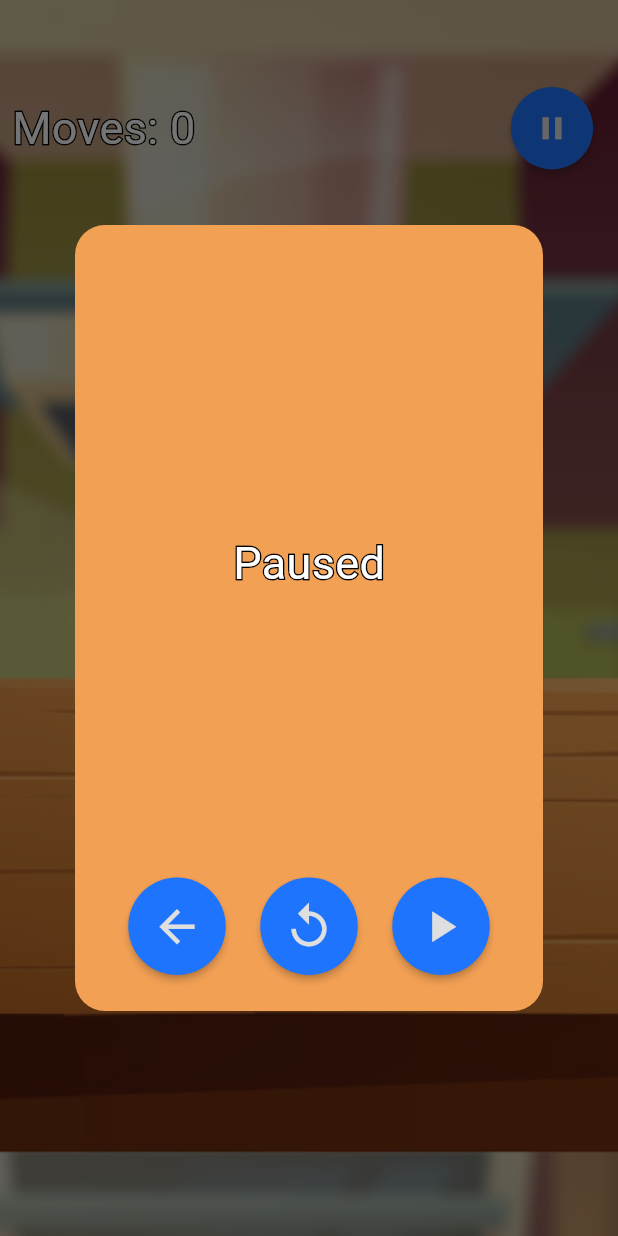
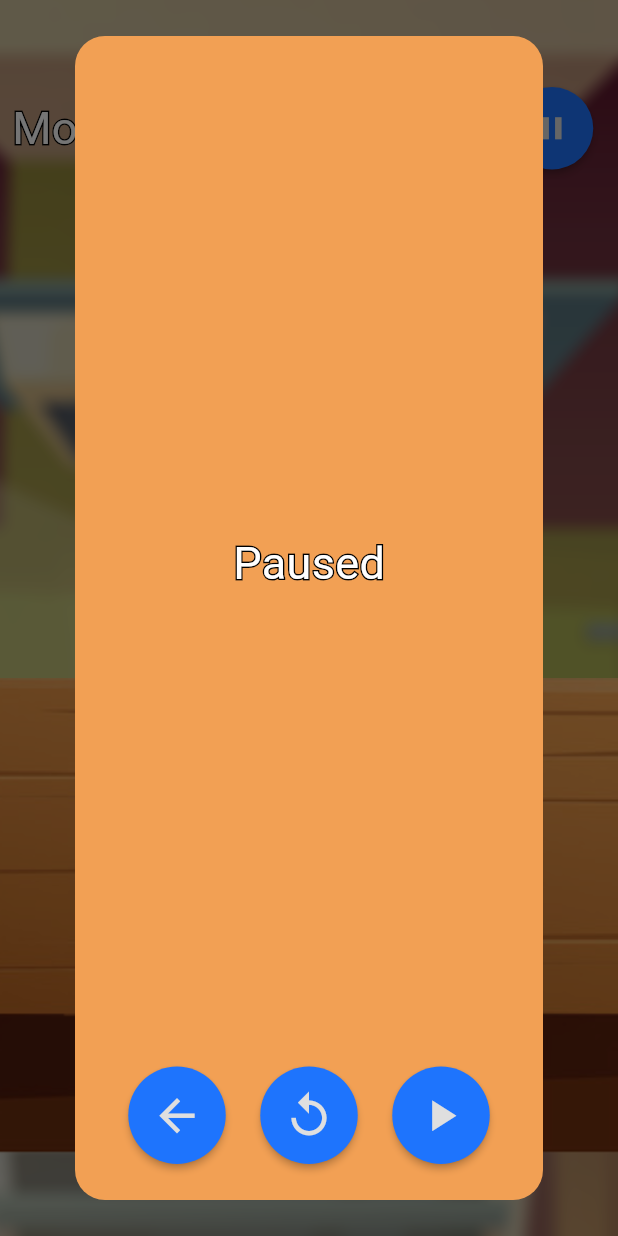
Before and after one commit to RedFlameKen/school_glassgame, a Flutter app: the GamePage screen opened directly, after a tap on the "pause" icon, on a phone screen of 412 x 824 dp. Run offline on Flutter 3.47's test engine with Material 3 defaults, Android fonts, the light colour scheme and no system bars.

Commit message:
feat: add help menu and fix dialog sizes

```diff
--- a/lib/components/large_label.dart
+++ b/lib/components/large_label.dart
@@ -3,7 +3,13 @@ import 'package:flutter/material.dart';
 class StrokedLabel extends StatelessWidget {
   final String label;
   final double fontSize;
-  const StrokedLabel({super.key, required this.label, this.fontSize = 30});
+  final double strokeWidth;
+  const StrokedLabel({
+    super.key,
+    required this.label,
+    this.fontSize = 30,
+    this.strokeWidth = 2,
+  });
 
   @override
   Widget build(BuildContext context) {
@@ -15,7 +21,7 @@ class StrokedLabel extends StatelessWidget {
             fontSize: fontSize,
             foreground: Paint()
               ..style = .stroke
-              ..strokeWidth = 2
+              ..strokeWidth = strokeWidth
               ..color = Colors.black,
           ),
         ),
--- a/lib/components/pause_menu.dart
+++ b/lib/components/pause_menu.dart
@@ -12,10 +12,8 @@ class PauseMenu extends StatelessWidget {
     return AlertDialog(
       alignment: .center,
       backgroundColor: GlassGameColors.DIALOG_BG,
-      insetPadding: .only(top: 150, bottom: 150),
       shape: RoundedRectangleBorder(borderRadius: .all(.circular(20))),
-      content: Container(
-        child: Column(
+      content: Column(
         children: [
           Spacer(),
           StrokedLabel(label: "Paused"),
@@ -55,7 +53,6 @@ class PauseMenu extends StatelessWidget {
           ),
         ],
       ),
-      ),
     );
   }
 }
--- a/lib/components/result_menu.dart
+++ b/lib/components/result_menu.dart
@@ -14,10 +14,8 @@ class ResultMenu extends StatelessWidget {
     return AlertDialog(
       backgroundColor: GlassGameColors.DIALOG_BG,
       alignment: .center,
-      insetPadding: .only(top: 150, bottom: 150),
       shape: RoundedRectangleBorder(borderRadius: .all(.circular(20))),
-      content: Container(
-        child: Column(
+      content: Column(
         children: [
           StrokedLabel(label: WIN_MESSAGE),
           Spacer(),
@@ -39,7 +37,6 @@ class ResultMenu extends StatelessWidget {
           ),
         ],
       ),
-      ),
     );
   }
 }
--- a/lib/pages/game_page.dart
+++ b/lib/pages/game_page.dart
@@ -4,6 +4,7 @@ import 'package:mp5/components/background/game_background.dart';
 import 'package:mp5/components/glass/contents_label.dart';
 import 'package:mp5/components/glass/glass.dart';
 import 'package:mp5/components/background/table_background.dart';
+import 'package:mp5/components/help_menu.dart';
 import 'package:mp5/components/large_label.dart';
 import 'package:mp5/components/pause_menu.dart';
 import 'package:mp5/components/result_menu.dart';
@@ -186,12 +187,26 @@ class _GamePageState extends State<GamePage> with TickerProviderStateMixin {
             child: Column(
               children: [
                 Row(
+                  crossAxisAlignment: .center,
                   children: [
                     Padding(
                       padding: const EdgeInsets.all(8.0),
                       child: StrokedLabel(label: "Moves: $_moveCount"),
                     ),
                     Spacer(),
+                    IconButton(
+                      onPressed: () {
+                        showDialog(
+                          context: context,
+                          useSafeArea: true,
+                          builder: (context) {
+                            return HelpMenu();
+                          },
+                        );
+                      },
+                      icon: Icon(Icons.help_outline, color: Colors.white,),
+                      iconSize: 40,
+                    ),
                     RoundButton(
                       onPressed: () {
                         showDialog(
```
Also changed, not shown: lib/components/help_menu.dart (added, +74 -0 lines). Lines whose indentation alone changed are shown as unchanged.
